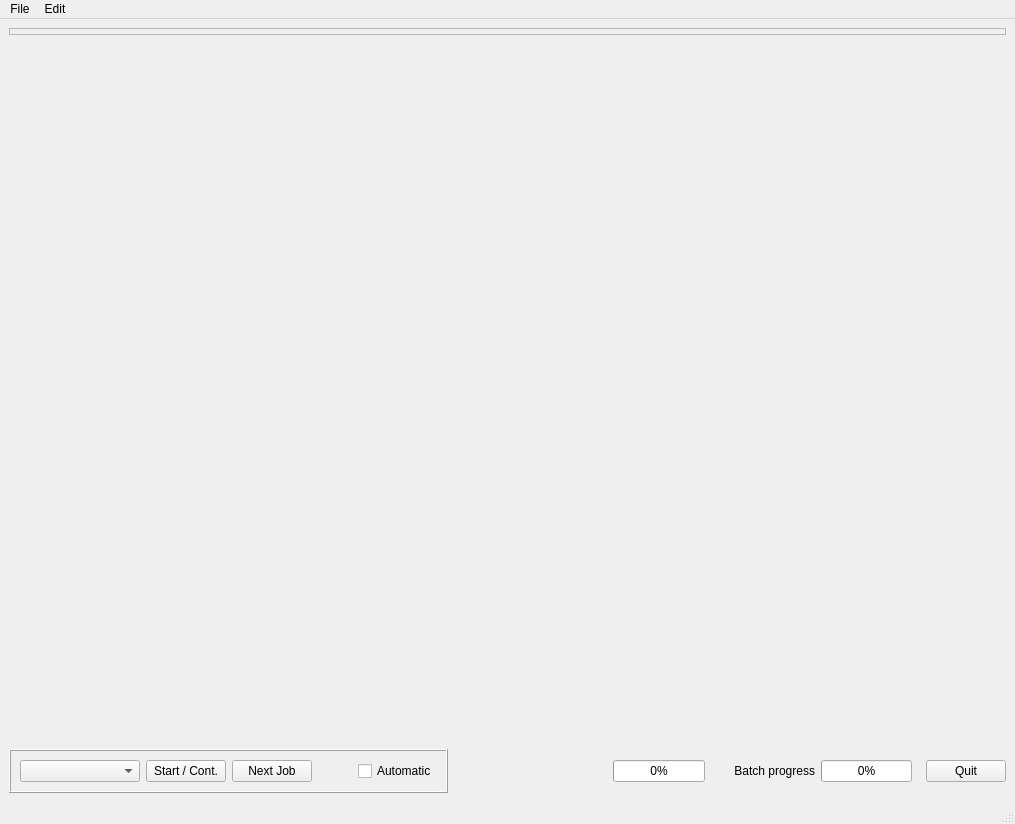
Before: the Qt Designer form Source/main_gui.ui in Rolf-Hempel/PlanetarySystemStacker, drawn with Qt 5.
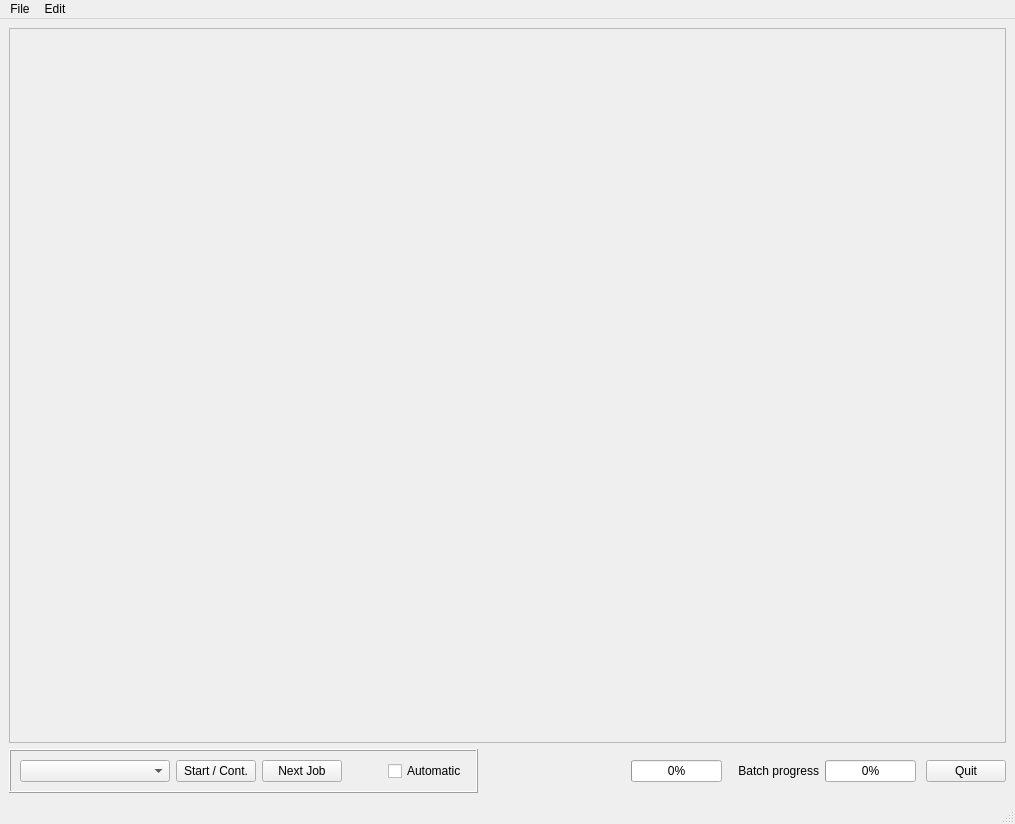
After: the same form once the commit is applied. Icons and pictures are not drawn.

Commit message: Resizing of main GUI fixed, workaround removed

Diff of the .ui file:
```diff
--- a/Source/main_gui.ui
+++ b/Source/main_gui.ui
@@ -17,7 +17,7 @@
    <locale language="English" country="UnitedStates"/>
   </property>
   <widget class="QWidget" name="centralwidget">
-   <layout class="QVBoxLayout" name="verticalLayout_2" stretch="1,100,0">
+   <layout class="QVBoxLayout" name="verticalLayout_2" stretch="0,0">
     <item>
      <widget class="QFrame" name="frame">
       <property name="frameShape">
@@ -28,19 +28,6 @@
       </property>
      </widget>
     </item>
-    <item>
-     <spacer name="verticalSpacer">
-      <property name="orientation">
-       <enum>Qt::Vertical</enum>
-      </property>
-      <property name="sizeHint" stdset="0">
-       <size>
-        <width>20</width>
-        <height>40</height>
-       </size>
-      </property>
-     </spacer>
-    </item>
     <item>
      <layout class="QHBoxLayout" name="tool_line" stretch="0,3,5,12,3,3,12,1,0">
       <item>
@@ -65,7 +52,7 @@
           <widget class="QComboBox" name="comboBox_back">
            <property name="minimumSize">
             <size>
-             <width>120</width>
+             <width>150</width>
              <height>0</height>
             </size>
            </property>
```
The commit also changes 2 other files.
